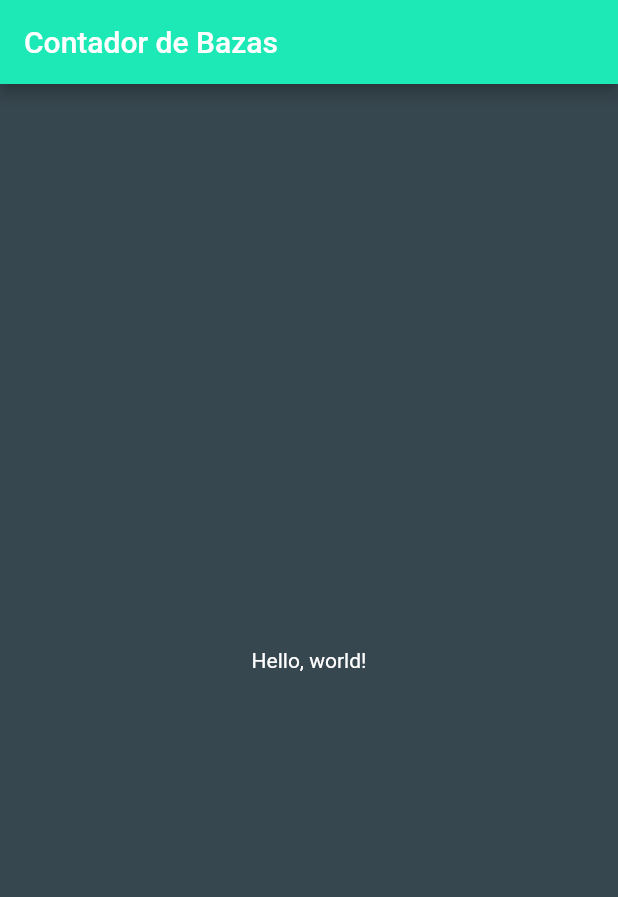
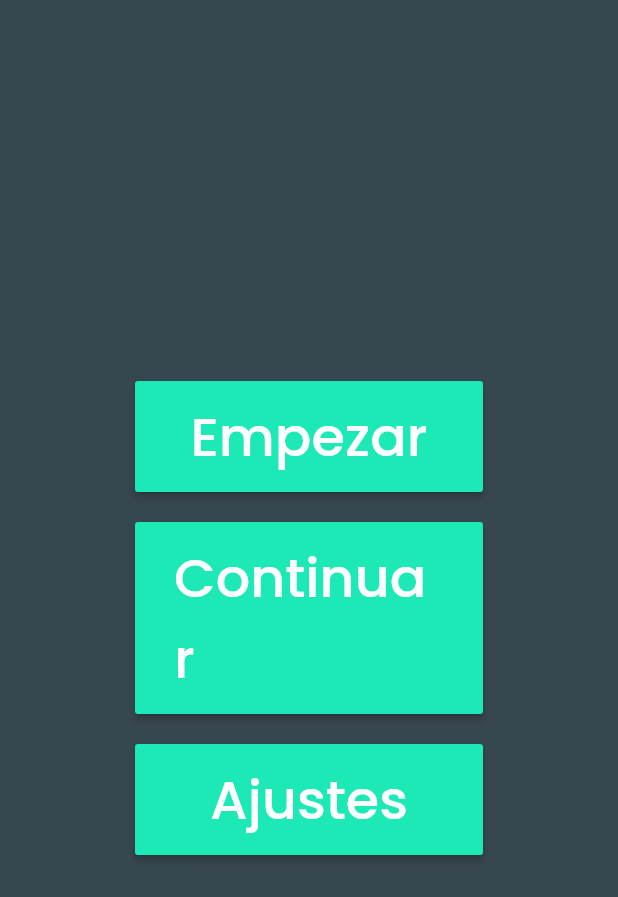
Before and after one commit to gasparhabif/contador-bazas, a Flutter app: the screen it shows after launch, on a phone screen of 412 x 824 dp. Shown: the top 897 px of the screen. Run offline on Flutter 3.47's test engine with Material 2 defaults, Android fonts, the light colour scheme and no system bars; our stand-ins replace google_fonts.

Commit message:
Developed starting buttons for menu

```diff
--- a/lib/main.dart
+++ b/lib/main.dart
@@ -1,4 +1,5 @@
 import 'package:flutter/material.dart';
+import 'package:google_fonts/google_fonts.dart';
 
 void main() {
   runApp(MyApp());
@@ -17,29 +18,50 @@ class MyApp extends StatelessWidget {
         primaryTextTheme: Typography.whiteRedmond,
         visualDensity: VisualDensity.adaptivePlatformDensity,
       ),
-      home: MyHomePage(),
+      home: HomeScreen(),
+    );
+  }
+}
+
+Color toColor(hex) => Color(int.parse("0xff" + hex));
+
+class HomeScreen extends StatefulWidget {
+  @override
+  _HomeScreenState createState() => _HomeScreenState();
+}
+
+class _HomeScreenState extends State<HomeScreen> {
+  @override
+  Widget build(BuildContext context) {
+    final _menu = Column(
+      mainAxisAlignment: MainAxisAlignment.center,
+      crossAxisAlignment: CrossAxisAlignment.center,
+      children: [
+        _menuButton("Empezar", () {}),
+        const SizedBox(height: 20),
+        _menuButton("Continuar", () {}),
+        const SizedBox(height: 20),
+        _menuButton("Ajustes", () {}),
+      ],
+    );
+
+    return Scaffold(
+      body: Center(child: _menu),
     );
   }
 
-  Color toColor(hex) => Color(int.parse("0xff" + hex));
-}
-
-class MyHomePage extends StatefulWidget {
-  @override
-  _MyHomePageState createState() => _MyHomePageState();
-}
-
-class _MyHomePageState extends State<MyHomePage> {
-  @override
-  Widget build(BuildContext context) {
-    return Scaffold(
-      appBar: AppBar(
-        title: Text('Contador de Bazas'),
-      ),
-      // body is the majority of the screen.
-      body: Center(
-        child: Text('Hello, world!'),
-      ),
-    );
+  RaisedButton _menuButton(text, function) {
+    return RaisedButton(
+        onPressed: function,
+        color: toColor("1DE9B6"),
+        textColor: Colors.white,
+        child: Container(
+            width: 200,
+            padding: const EdgeInsets.all(10),
+            child: Center(
+              child: Text(text,
+                  style: GoogleFonts.poppins(
+                      fontStyle: FontStyle.normal, fontSize: 36)),
+            )));
   }
 }
```
Also changed, not shown: pubspec.yaml (+6 -3 lines), assets/logo.jpg (added), pubspec.lock, 6 other files.
